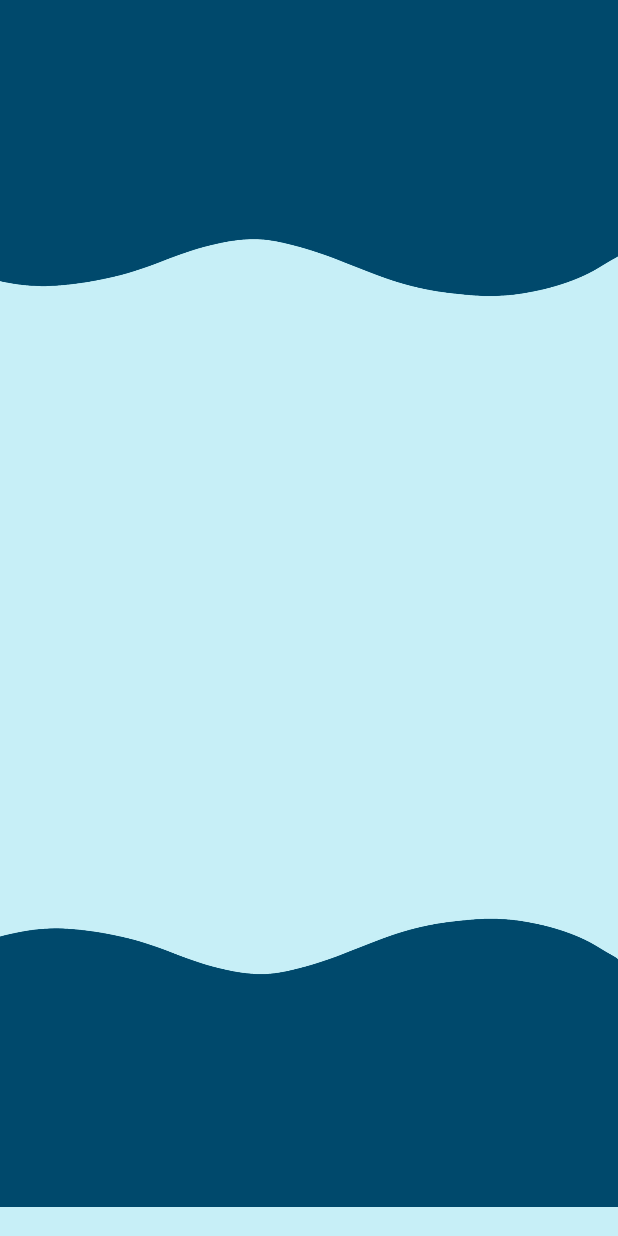
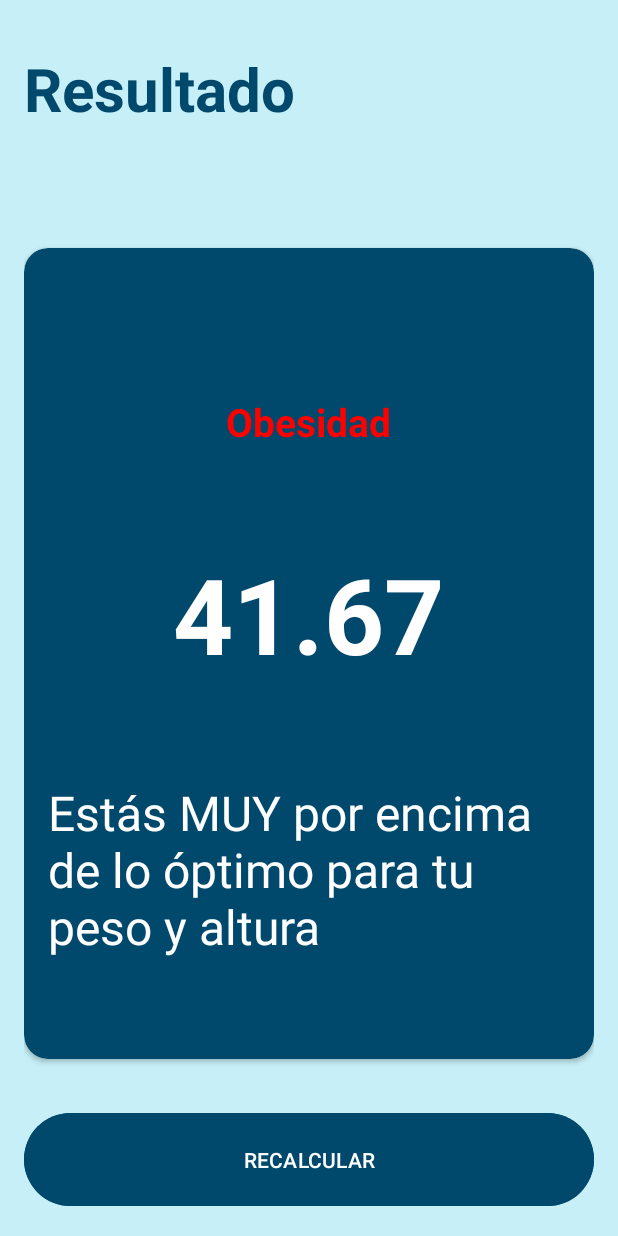
Before and after one commit to Slimex84/WeightCheck, an Android app: the screen it shows after launch (ResultActivity), after a tap on "CALCULAR", on a phone screen of 412 x 824 dp. Run offline under Robolectric (Android 15) with nearby library versions, the phone set to English and light mode, and no system bars.

Commit message:
There are big changes on the result activity interface and also the functionality of the app is done

```diff
--- a/app/src/main/java/com/example/weightcheck/ResultActivity.kt
+++ b/app/src/main/java/com/example/weightcheck/ResultActivity.kt
@@ -1,11 +1,75 @@
 package com.example.weightcheck
 
+import android.icu.text.DecimalFormat
 import androidx.appcompat.app.AppCompatActivity
 import android.os.Bundle
+import android.widget.Button
+import android.widget.TextView
+import androidx.core.content.ContextCompat
+import com.example.weightcheck.MainActivity.Companion.IMC_KEY
 
 class ResultActivity : AppCompatActivity() {
+    private lateinit var textViewResult: TextView
+    private lateinit var textViewIMC: TextView
+    private lateinit var textViewDescription: TextView
+    private lateinit var buttonRecalculate: Button
+
     override fun onCreate(savedInstanceState: Bundle?) {
         super.onCreate(savedInstanceState)
         setContentView(R.layout.activity_result)
+        //There is a ? to say that if the function do not receive a Double, it will return a -1.0
+        val result = intent.extras?.getDouble(IMC_KEY) ?: -1.0
+        initComponents()
+        initUI(result)
+        initListeners()
+    }
+
+    private fun initComponents() {
+        textViewIMC = findViewById(R.id.textViewIMC)
+        textViewResult = findViewById(R.id.textViewResult)
+        textViewDescription = findViewById(R.id.textViewDescription)
+        buttonRecalculate = findViewById(R.id.buttonRecalculate)
+    }
+
+    private fun initListeners() {
+        buttonRecalculate.setOnClickListener { onBackPressed() }
+    }
+
+    private fun initUI(result: Double) {
+        val decimalFormat = DecimalFormat("#.##")
+        val imc = decimalFormat.format(result)
+        textViewIMC.text = imc
+        when (result) {
+            in 0.00..18.50 -> { //Bajo peso
+                textViewResult.setTextColor(ContextCompat.getColor(this, R.color.low_weight))
+                textViewResult.text = getString(R.string.title_low_weight)
+                textViewDescription.text = getString(R.string.description_low_weight)
+            }
+
+            in 18.51..24.99 -> { //Peso normal
+                textViewResult.setTextColor(ContextCompat.getColor(this, R.color.normal_weight))
+                textViewResult.text = getString(R.string.title_normal_weight)
+                textViewDescription.text = getString(R.string.description_normal_weight)
+            }
+
+            in 25.00..29.99 -> { //Sobrepeso
+                textViewResult.setTextColor(ContextCompat.getColor(this, R.color.high_weight))
+                textViewResult.text = getString(R.string.title_high_weight)
+                textViewDescription.text = getString(R.string.description_high_weight)
+            }
+
+            in 30.00..99.00 -> { //Obesidad
+                textViewResult.setTextColor(ContextCompat.getColor(this, R.color.obesity))
+                textViewResult.text = getString(R.string.title_obesity)
+                textViewDescription.text = getString(R.string.description_obesity)
+            }
+
+            else -> {
+                textViewResult.setTextColor(ContextCompat.getColor(this, R.color.obesity))
+                textViewIMC.text = getString(R.string.error)
+                textViewResult.text = getString(R.string.error)
+                textViewDescription.text = getString(R.string.error)
+            }
+        }
     }
 }
--- a/app/src/main/res/layout/activity_result.xml
+++ b/app/src/main/res/layout/activity_result.xml
@@ -5,46 +5,88 @@
     android:layout_width="match_parent"
     android:layout_height="match_parent"
     android:background="@color/main"
-    tools:context=".ResultActivity">
-
-<!--    <androidx.constraintlayout.widget.ConstraintLayout-->
-<!--        android:layout_width="match_parent"-->
-<!--        android:layout_height="match_parent">-->
-
-    <ImageView
-        android:id="@+id/imageViewWaveTop"
-        android:layout_width="500dp"
-        android:layout_height="205dp"
-        app:layout_constraintEnd_toEndOf="parent"
-        app:layout_constraintHorizontal_bias="0.56"
-        app:layout_constraintStart_toStartOf="parent"
-        app:layout_constraintTop_toTopOf="parent"
-        app:srcCompat="@drawable/wc_wave_top" />
+    android:padding="16dp"
+    tools:context=".imccalculator.ResultIMCActivity">
 
     <TextView
-        android:id="@+id/textViewResult"
-        android:layout_width="match_parent"
+        android:id="@+id/textViewTitle"
+        android:layout_width="wrap_content"
         android:layout_height="wrap_content"
-        android:layout_marginTop="152dp"
-        android:textAlignment="center"
+        android:layout_marginTop="16dp"
+        android:text="@string/result"
         android:textColor="@color/secondary"
         android:textSize="40sp"
         android:textStyle="bold"
-        app:layout_constraintTop_toBottomOf="@id/imageViewWaveTop"
-        tools:layout_editor_absoluteX="0dp"
-        tools:text="Ejemplo" />
+        app:layout_constraintStart_toStartOf="parent"
+        app:layout_constraintTop_toTopOf="parent" />
 
-    <ImageView
-        android:id="@+id/imageViewWaveBottom"
-        android:layout_width="match_parent"
-        android:layout_height="200dp"
-        android:layout_marginTop="165dp"
+    <androidx.cardview.widget.CardView
+        android:layout_width="0dp"
+        android:layout_height="0dp"
+        android:layout_marginVertical="32dp"
+        app:cardBackgroundColor="@color/secondary"
+        app:cardCornerRadius="16dp"
+        app:layout_constraintBottom_toTopOf="@id/buttonRecalculate"
+        app:layout_constraintEnd_toEndOf="parent"
+        app:layout_constraintStart_toStartOf="parent"
+        app:layout_constraintTop_toBottomOf="@id/textViewTitle">
+
+        <ScrollView
+            android:layout_width="match_parent"
+            android:layout_height="match_parent">
+
+            <LinearLayout
+                android:layout_width="match_parent"
+                android:layout_height="wrap_content"
+                android:layout_gravity="center_vertical"
+                android:layout_margin="16dp"
+                android:gravity="center"
+                android:orientation="vertical">
+
+                <TextView
+                    android:id="@+id/textViewResult"
+                    android:layout_width="wrap_content"
+                    android:layout_height="wrap_content"
+                    android:layout_marginTop="32dp"
+                    tools:text="Normal"
+                    android:textColor="@color/normal_weight"
+                    android:textSize="26sp"
+                    android:textStyle="bold" />
+
+                <TextView
+                    android:id="@+id/textViewIMC"
+                    android:layout_width="wrap_content"
+                    android:layout_height="wrap_content"
+                    android:layout_marginVertical="64dp"
+                    android:textColor="@color/white"
+                    android:textSize="70sp"
+                    android:textStyle="bold"
+                    tools:text="Normal" />
+
+                <TextView
+                    android:id="@+id/textViewDescription"
+                    android:layout_width="wrap_content"
+                    android:layout_height="wrap_content"
+                    tools:text="Normal"
+                    android:textColor="@color/white"
+                    android:textSize="32sp" />
+
+            </LinearLayout>
+
+        </ScrollView>
+
+    </androidx.cardview.widget.CardView>
+
+    <Button
+        android:id="@+id/buttonRecalculate"
+        android:layout_width="0dp"
+        android:layout_height="70dp"
+        android:layout_marginTop="32dp"
+        android:backgroundTint="@color/secondary"
+        android:text="@string/recalcular"
+        android:textAllCaps="true"
         app:layout_constraintBottom_toBottomOf="parent"
-        app:layout_constraintTop_toBottomOf="@id/textViewResult"
-        app:layout_constraintVertical_bias="0.589"
-        app:srcCompat="@drawable/wc_wave_bottom"
-        tools:layout_editor_absoluteX="0dp" />
-
-<!--    </androidx.constraintlayout.widget.ConstraintLayout>-->
+        app:layout_constraintEnd_toEndOf="parent"
+        app:layout_constraintStart_toStartOf="parent" />
 
 </androidx.constraintlayout.widget.ConstraintLayout>
--- a/app/src/main/res/values/colors.xml
+++ b/app/src/main/res/values/colors.xml
@@ -5,4 +5,8 @@
     <color name="main">#C7EFF7</color>
     <color name="secondary">#00496C</color>
     <color name="third">#246792</color>
+    <color name="low_weight">#FFEB3B</color>
+    <color name="normal_weight">#3DDC84</color>
+    <color name="high_weight">#FF9800</color>
+    <color name="obesity">#FF0000</color>
 </resources>
--- a/app/src/main/res/values/strings.xml
+++ b/app/src/main/res/values/strings.xml
@@ -4,4 +4,15 @@
     <string name="height">Estatura</string>
     <string name="weight">Peso</string>
     <string name="calcular">Calcular</string>
+    <string name="error">Error</string>
+    <string name="title_low_weight">Bajo peso</string>
+    <string name="description_low_weight">Estás por debajo de lo óptimo para tu peso y altura</string>
+    <string name="title_normal_weight">Peso normal</string>
+    <string name="description_normal_weight">Estás en lo óptimo para tu peso y altura</string>
+    <string name="title_high_weight">Sobre peso</string>
+    <string name="description_high_weight">Estás por encima de lo óptimo para tu peso y altura</string>
+    <string name="title_obesity">Obesidad</string>
+    <string name="description_obesity">Estás MUY por encima de lo óptimo para tu peso y altura</string>
+    <string name="recalcular">Recalcular</string>
+    <string name="result">Resultado\n</string>
 </resources>
```
